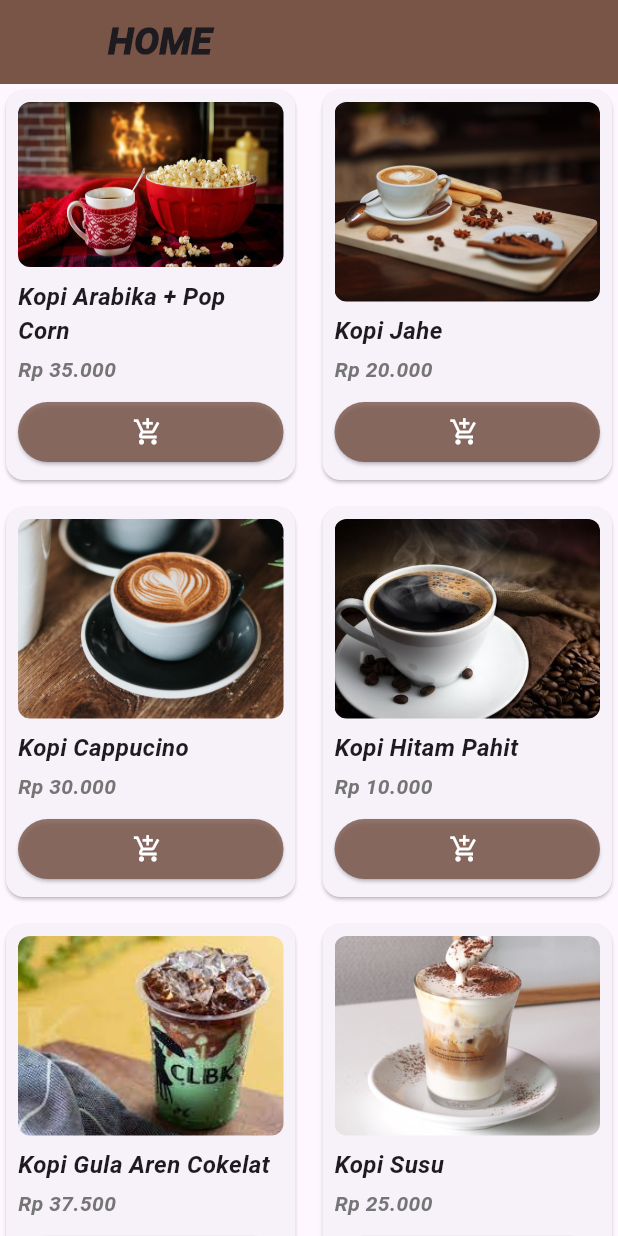
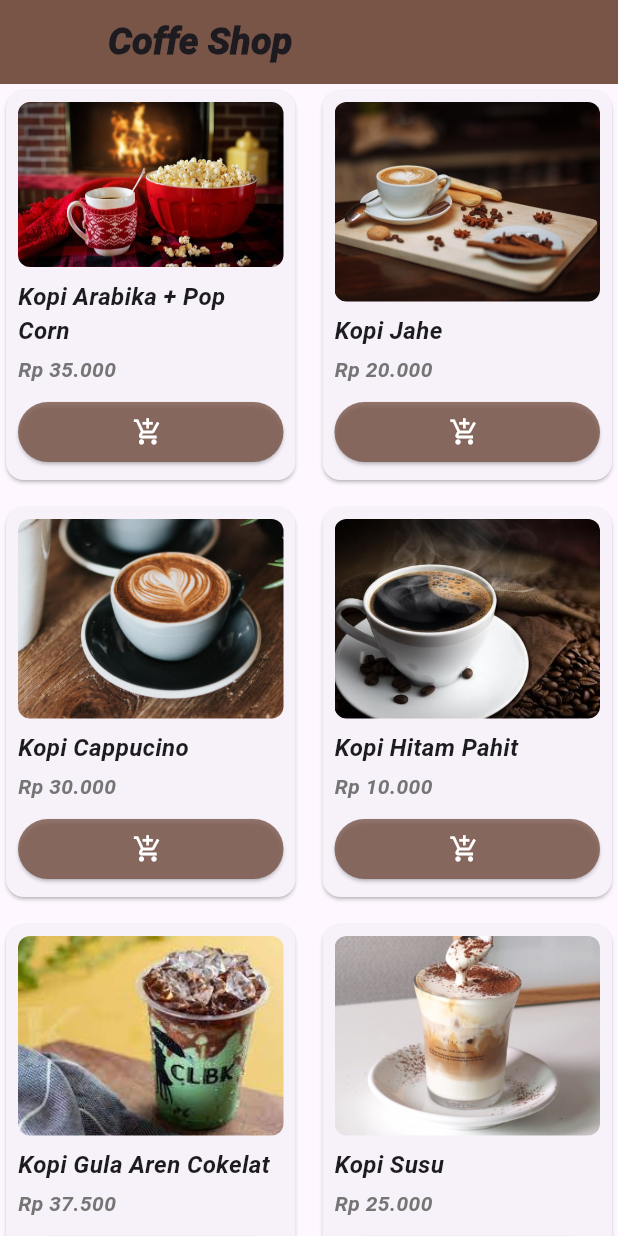
Before and after one commit to MichaelSitanggang/ProjekFlutter, a Flutter app: the ItemGrid screen opened directly, on a phone screen of 412 x 824 dp. Run offline on Flutter 3.47's test engine with Material 3 defaults, Android fonts, the phone set to English and light mode, and no system bars.

Commit message:
Coffe Shop

```diff
--- a/lib/widgets/tampilan.dart
+++ b/lib/widgets/tampilan.dart
@@ -14,7 +14,7 @@ class ItemGrid extends StatelessWidget {
       appBar:
       AppBar(
         leading: Container(),
-        title: Text("HOME",
+        title: Text("Coffe Shop",
           style: font,
         ),backgroundColor: Colors.brown,
       ),
```
